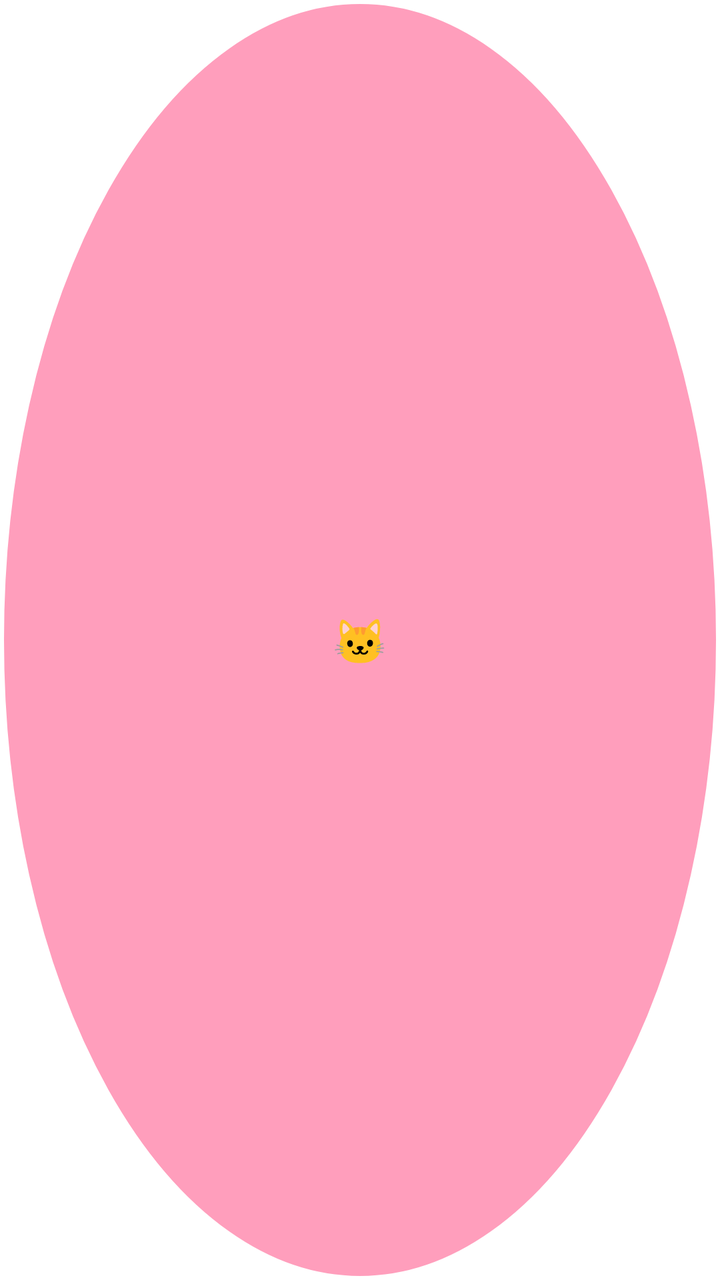
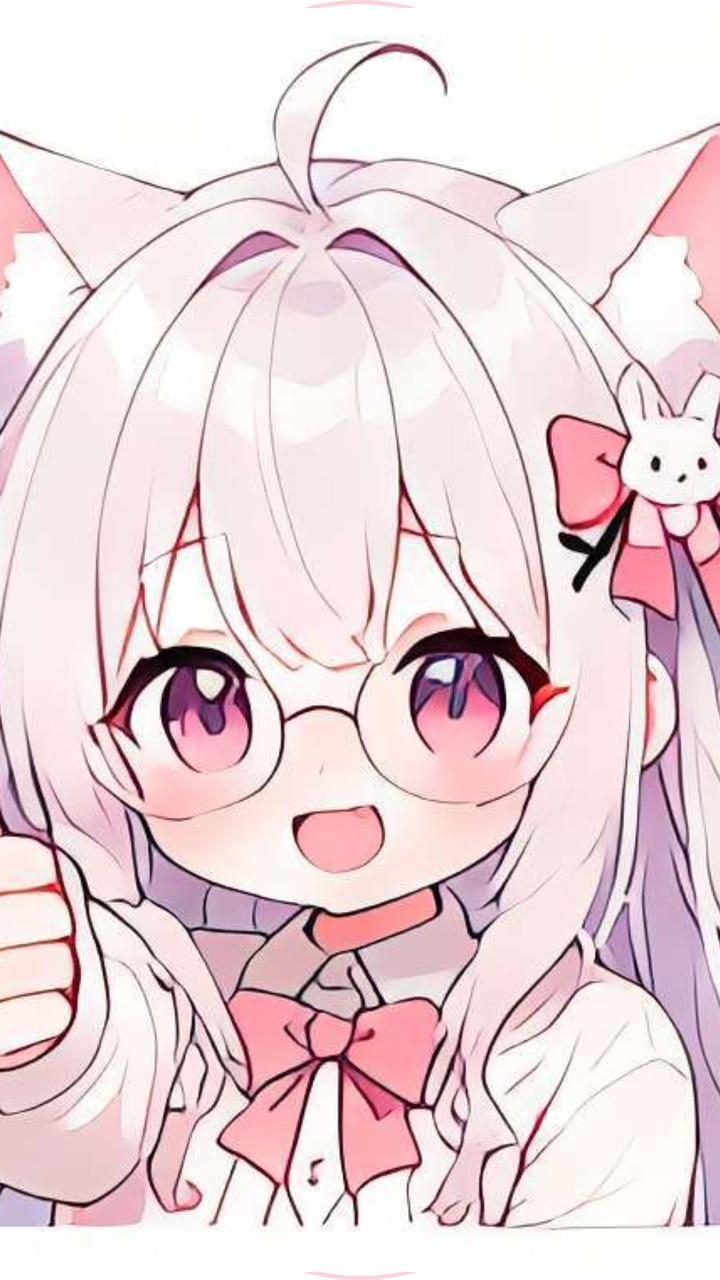

An Android layout rendered at two revisions. The XML below is the earlier revision; the diff shows what the commit changed to produce the second picture.
<!-- AndroidManifest.xml: application theme Theme.NyanHelper -->
<!-- res/layout/float_view.xml -->
<?xml version="1.0" encoding="utf-8"?>
<FrameLayout xmlns:android="http://schemas.android.com/apk/res/android"
    android:id="@+id/float_root"
    android:layout_width="56dp"
    android:layout_height="56dp"
    android:background="@drawable/bg_circle_pink"
    android:clickable="true"
    android:focusable="true">

    <TextView
        android:id="@+id/float_text"
        android:layout_width="wrap_content"
        android:layout_height="wrap_content"
        android:layout_gravity="center"
        android:text="🐱"
        android:textSize="22sp"
        android:textColor="#FFFFFF" />
</FrameLayout>
<!-- resources referenced by this layout -->
<resources>
  <!-- drawable bg_circle_pink (drawable) -->
  <?xml version="1.0" encoding="utf-8"?>
  <shape xmlns:android="http://schemas.android.com/apk/res/android"
      android:shape="oval">
      <solid android:color="#FF9EBC" />
      <stroke android:width="2dp" android:color="#FFFFFF" />
  </shape>
  <style name="Theme.NyanHelper" parent="Theme.AppCompat.Light.NoActionBar">
          <item name="colorPrimary">#FF9EBC</item>
          <item name="colorPrimaryDark">#FFD1DC</item>
          <item name="colorAccent">#FF9EBC</item>
          <item name="android:windowBackground">@android:color/white</item>
          <item name="android:statusBarColor">#FFF2F6</item>
      </style>
</resources>

<!-- the commit's change to res/layout/float_view.xml (unified diff, before → after) -->
@@ -3,16 +3,15 @@
     android:id="@+id/float_root"
     android:layout_width="56dp"
     android:layout_height="56dp"
-    android:background="@drawable/bg_circle_pink"
+    android:background="@drawable/bg_circle_white"
     android:clickable="true"
     android:focusable="true">
 
-    <TextView
-        android:id="@+id/float_text"
-        android:layout_width="wrap_content"
-        android:layout_height="wrap_content"
-        android:layout_gravity="center"
-        android:text="🐱"
-        android:textSize="22sp"
-        android:textColor="#FFFFFF" />
+    <ImageView
+        android:layout_width="match_parent"
+        android:layout_height="match_parent"
+        android:src="@drawable/float_icon"
+        android:scaleType="centerCrop"
+        android:padding="4dp" />
+
 </FrameLayout>
<!-- resource entries referenced after the edit -->
@@ -1,12 +1,13 @@
 <!-- resources referenced by this layout -->
 <resources>
-  <!-- drawable bg_circle_pink (drawable) -->
+  <!-- drawable bg_circle_white (drawable) -->
   <?xml version="1.0" encoding="utf-8"?>
   <shape xmlns:android="http://schemas.android.com/apk/res/android"
       android:shape="oval">
-      <solid android:color="#FF9EBC" />
-      <stroke android:width="2dp" android:color="#FFFFFF" />
+      <solid android:color="#FFFFFF" />
+      <stroke android:width="2dp" android:color="#FFD1DC" />
   </shape>
+  <!-- drawable float_icon: png bitmap (drawable, 64896 bytes) -->
   <style name="Theme.NyanHelper" parent="Theme.AppCompat.Light.NoActionBar">
           <item name="colorPrimary">#FF9EBC</item>
           <item name="colorPrimaryDark">#FFD1DC</item>
